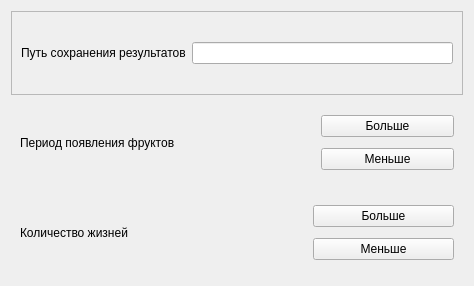
First picture: the form in settingsmenu.ui, repository Yakovlev0309/fruit_catching_game, before the edit.
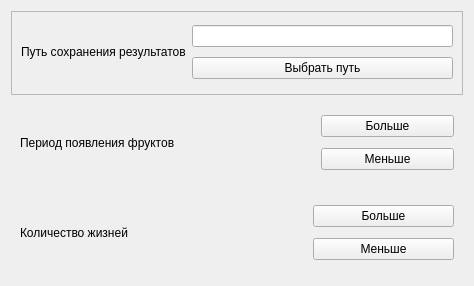
Second picture: the form after the edit.

Commit message: Возможность выбора пути сохранения файла с результатами через диалоговое окно WIndows

```diff
--- a/settingsmenu.ui
+++ b/settingsmenu.ui
@@ -91,16 +91,23 @@
       <enum>QFrame::Raised</enum>
      </property>
      <layout class="QGridLayout" name="gridLayout_4">
-      <item row="0" column="0">
-       <widget class="QLabel" name="results_path_text_label">
-        <property name="text">
-         <string>Путь сохранения результатов</string>
-        </property>
-       </widget>
-      </item>
       <item row="0" column="1">
        <widget class="QLineEdit" name="results_path_edit"/>
       </item>
+      <item row="1" column="1">
+       <widget class="QPushButton" name="choose_path_button">
+        <property name="text">
+         <string>Выбрать путь</string>
+        </property>
+       </widget>
+      </item>
+      <item row="0" column="0" rowspan="2">
+       <widget class="QLabel" name="results_path_text_label">
+        <property name="text">
+         <string>Путь сохранения результатов</string>
+        </property>
+       </widget>
+      </item>
      </layout>
     </widget>
    </item>
```
The commit also changes 4 other files.
